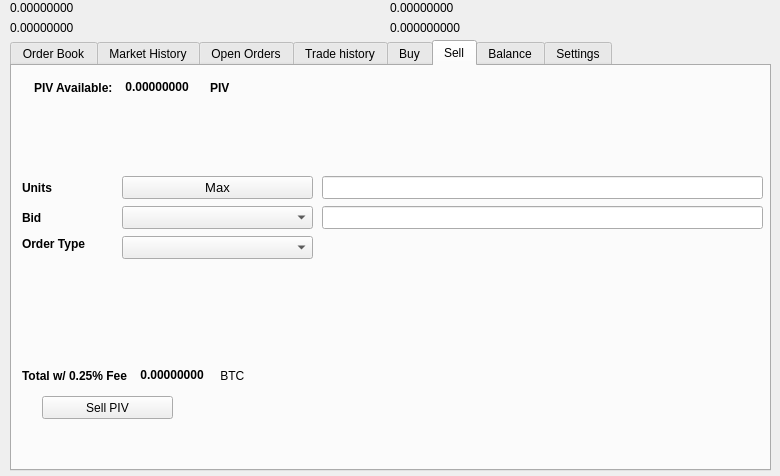
zeusthealmighty/PIVX, file src/qt/forms/tradingdialog.ui: the form before one commit.
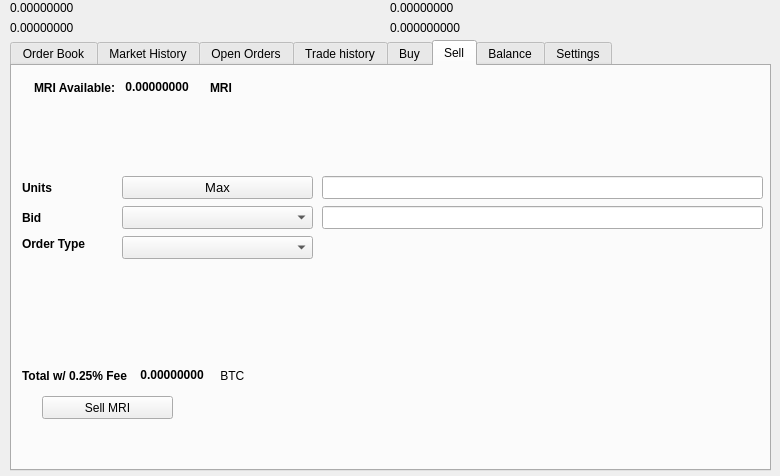
The form after the commit. The open tabs and pages were chosen to show the change. Icons and pictures are not drawn.

```diff
--- a/src/qt/forms/tradingdialog.ui
+++ b/src/qt/forms/tradingdialog.ui
@@ -1751,7 +1751,7 @@
       </rect>
      </property>
      <property name="text">
-      <string>Sell PIV</string>
+      <string>Sell MRI</string>
      </property>
      <property name="icon">
       <iconset resource="../mirai">
@@ -1777,7 +1777,7 @@
          </font>
         </property>
         <property name="text">
-         <string>PIV Available:</string>
+         <string>MRI Available:</string>
         </property>
        </widget>
       </item>
@@ -2221,7 +2221,7 @@
          </font>
         </property>
         <property name="text">
-         <string>PIV</string>
+         <string>MRI</string>
         </property>
        </widget>
       </item>
```
Left out of the diff: 36 changed lines with no effect on the pictures.
